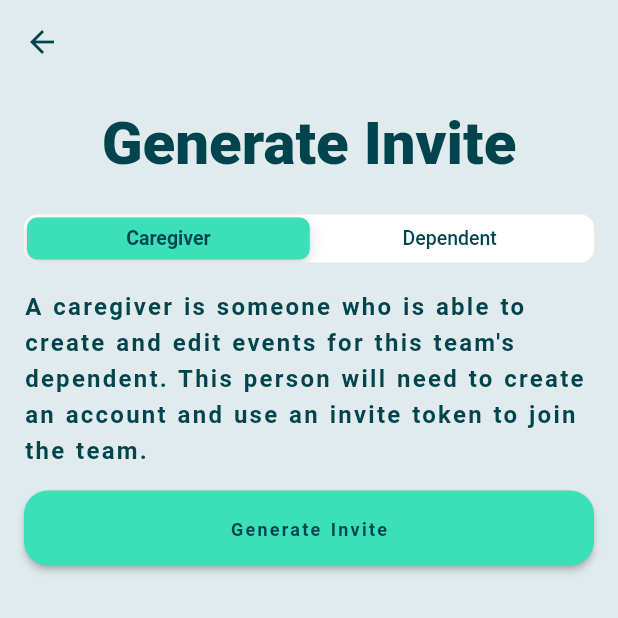
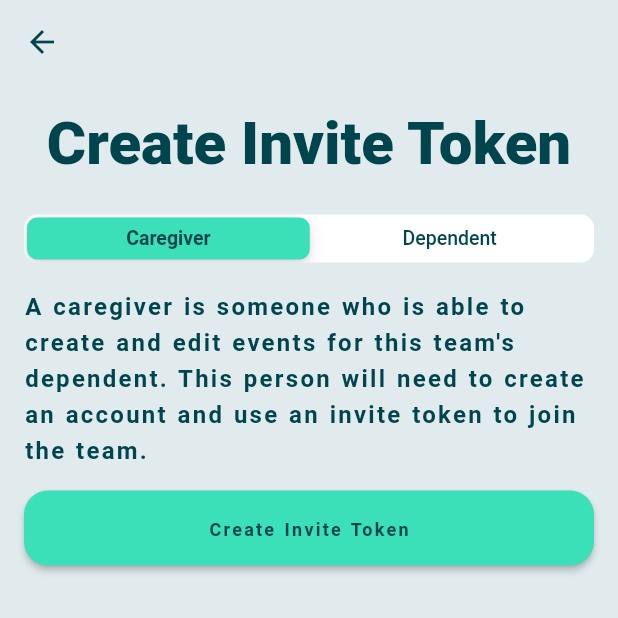
Before and after one commit to davidrichard23/visual-calendar, a Flutter app: the GenerateInvite screen opened directly, on a phone screen of 412 x 824 dp, the top half of it. Run offline on Flutter 3.47's test engine with Material 2 defaults, Android fonts, the phone set to English and light mode, and no system bars; our stand-ins replace cached_network_image, carousel_slider, confetti, email_validator, flutter_hooks, fluttertoast and 11 more; missing offline and left inert: dart:ffi, flutter_reactive_ble, frccblue, icon_decoration, rake, sheet and 1 more; generated files the repository leaves out were written again; statements that could not run were skipped.

Commit message:
chore: update text

```diff
--- a/lib/components/drawer/drawer.dart
+++ b/lib/components/drawer/drawer.dart
@@ -46,17 +46,17 @@ class DrawerComponentState extends State<DrawerComponent> {
                         const SizedBox(height: 48),
                         DrawerRow(
                             icon: Icons.add_circle_outline,
-                            text: 'Generate Invite Token',
+                            text: 'Invite To Team',
                             onTap: () => Navigator.pushNamed(
                                 context, '/generate-invite')),
                         DrawerRow(
                             icon: Icons.login_rounded,
-                            text: 'Join A Team',
+                            text: 'Join Team',
                             onTap: () =>
                                 Navigator.pushNamed(context, '/join-team')),
                         DrawerRow(
                             icon: Icons.add_circle_outline,
-                            text: 'Create New Team',
+                            text: 'Create Team',
                             onTap: () =>
                                 Navigator.pushNamed(context, '/create-team')),
                         DrawerRow(
--- a/lib/screens/generate_invite.dart
+++ b/lib/screens/generate_invite.dart
@@ -204,8 +204,9 @@ class _GenerateInviteState extends State<GenerateInvite> {
                   if (newInvite == null)
                     Column(children: [
                       const H1(
-                        'Generate Invite',
+                        'Create Invite Token',
                         large: true,
+                        center: true,
                       ),
                       const SizedBox(height: 24),
                       SizedBox(
@@ -248,8 +249,8 @@ class _GenerateInviteState extends State<GenerateInvite> {
                       const SizedBox(height: 16),
                       PrimaryButton(
                           onPressed: handleCreate,
-                          child:
-                              const Paragraph('Generate Invite', small: true)),
+                          child: const Paragraph('Create Invite Token',
+                              small: true)),
                     ]),
                   if (newInvite != null)
                     Column(
```
